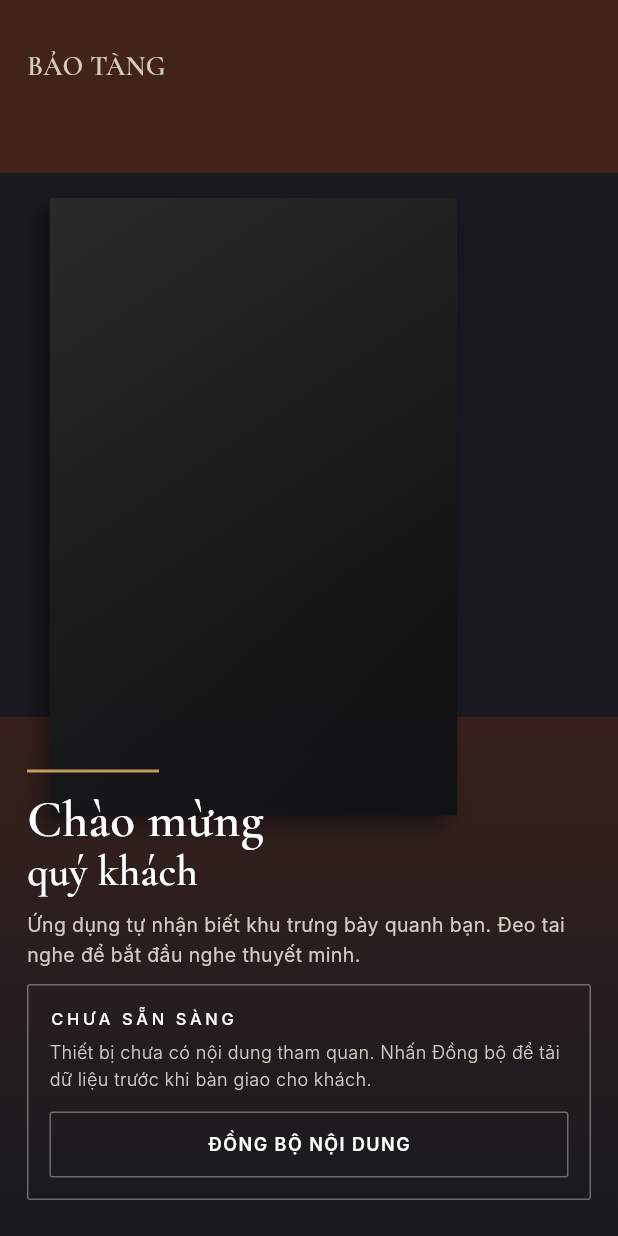
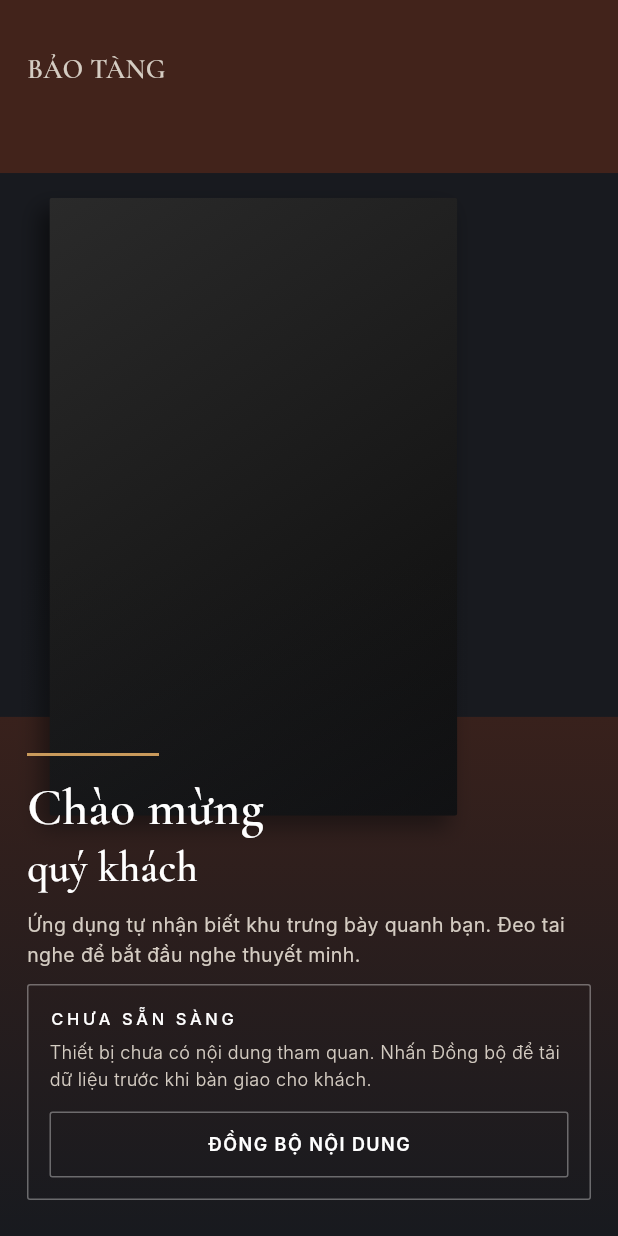
Before and after one commit to vamamurin/beacon-client, a Flutter app: the screen it shows after launch, on a phone screen of 412 x 824 dp. Run offline on Flutter 3.47's test engine with Material 3 defaults, Android fonts, the phone set to English and light mode, and no system bars; our stand-ins replace battery_plus, flutter_blue_plus, just_audio, permission_handler, shared_preferences; missing offline and left inert: audio_session; Roboto replaces fonts that are missing (Inter); statements that could not run were skipped.

Commit message:
refactor(theme): standardize 4dp grid, fix typography metrics, and refine system tokens
- Enforce a strict 4dp layout grid in \`AppSpace\` to ensure spatial rhythm across all screens.
- Adjust the \`height\` multiplier for the 'Cormorant' serif font to prevent the clipping of Vietnamese diacritics and descending characters.
- Rename the \`sectionBand\` token to \`heroDissolve\` to accurately reflect its new structural role as a gradient fade.
- Flatten the \`_heroVeil\` gradient base to a constant 70% opacity, eliminating the 100% solid black banding artifact caused by outdated percentage stops on larger screens.

```diff
--- a/lib/presentation/theme/app_text.dart
+++ b/lib/presentation/theme/app_text.dart
@@ -25,40 +25,67 @@
 // tương đương logical px trên điện thoại cầm cách mắt 30cm. Ngưỡng khuyến nghị
 // cho chữ phụ là ~12sp, và khách bảo tàng có tỉ trọng người lớn tuổi cao.
 //
-// `height` của các tiêu đề serif cũng đã nới (1.02 -> 1.10). Ở textScaler 1.3x,
-// Playfair 28px với height 1.02 cắt mất phần trên của dấu tiếng Việt (ấ, ầ, ế).
-// Đây là bug thật, chỉ thấy khi bật cỡ chữ lớn của hệ thống.
+// `height` của các tiêu đề serif đã nới HAI LẦN, và lần thứ hai xoá kết luận
+// của lần thứ nhất:
+//   • lần 1 (thời Playfair): 1.02 -> 1.10. Ở textScaler 1.3x, Playfair 28px
+//     với height 1.02 cắt mất phần trên của dấu tiếng Việt (ấ, ầ, ế).
+//   • lần 2 (sau khi đổi sang Cormorant): 1.10–1.15 -> 1.28–1.32. Con số của
+//     lần 1 chết cùng Playfair — xem doc của AppFonts ngay dưới.
+// Cả hai đều là bug thật, chỉ lộ khi bật cỡ chữ lớn của hệ thống.
 
 import 'package:flutter/material.dart';
 
+/// ⚠ FONT SERIF ĐÃ ĐỔI PLAYFAIR DISPLAY -> CORMORANT GARAMOND. Mọi comment
+/// trong file này từng nhắc "Playfair" đều đã được sửa — nhưng quan trọng hơn
+/// cái tên: TOÀN BỘ các con số fontSize/height dưới đây được ĐO trên Playfair,
+/// nên kết luận của chúng không tự động còn đúng.
+///
+/// Hai font khác nhau ở đúng chỗ giết ta:
+///   • x-height: Playfair rất cao, Cormorant rất thấp ⇒ cùng fontSize thì
+///     Cormorant TRÔNG nhỏ hơn hẳn. (đã giết `stopName: 15`)
+///   • extenders: Cormorant có ascender/descender dài kiểu Garamond ⇒ natural
+///     line height lớn hơn Playfair ⇒ mọi `height` cũ đều quá chật.
+///     (đã giết `height: 1.10–1.15` ở mọi style serif)
+///
+/// Bài học: đổi font KHÔNG phải đổi một dòng string. Nó vô hiệu hoá mọi con số
+/// đã tinh chỉnh quanh font cũ. Lần sau đổi font, soát lại cả file này.
 abstract final class AppFonts {
   static const String serif = 'CormorantGaramond';
   static const String sans = 'Inter';
 }
 
 abstract final class AppText {
-  // ── serif titles (Playfair Display) ──────────────────────────────────────
+  // ── serif titles (Cormorant Garamond) ────────────────────────────────────
+  //
+  // MỌI `height` DƯỚI ĐÂY VỪA ĐƯỢC NÂNG 1.10–1.15 -> 1.28–1.32.
+  //
+  // Vì sao: các giá trị cũ được đo trên Playfair Display. Cormorant Garamond
+  // có extenders dài hơn, và tiếng Việt là trường hợp xấu nhất của chữ Latin —
+  // dấu CHỒNG trên dấu (Ầ, Ế, Ộ, Ẫ) vượt lên trên cả cap-height. Chữ HOA có
+  // dấu (`museumName` -> "BẢO TÀNG") là tệ nhất, nên nó được 1.32.
+  //
+  // RỦI RO THẬT KHÔNG PHẢI LÀ "CẮT CHỮ": Flutter không clip, nó để glyph tràn
+  // khỏi line box. Hai hậu quả thật:
+  //   1. CHỒNG CHỮ ở khối "Chào mừng / quý khách" — hai Text xếp cách nhau 0.
+  //      Đuôi `g` của "mừng" và dấu sắc của `ý` trong "quý" đang lao vào nhau.
+  //   2. KHE QUANG HỌC SAI: nếu line box không chứa nổi glyph, dấu mũ chọc lên
+  //      trên nó ⇒ khe 12dp dưới vạch accent TRÔNG hẹp hơn 12. Mọi công căn
+  //      lưới ở gate_screen được đo trên một hộp chữ nói dối.
+  //
+  // ⚠ ĐÁNH ĐỔI PHẢI NHÌN BẰNG MẮT: nâng height làm khối "Chào mừng / quý
+  // khách" GIÃN RA ~5dp. Khối đó tight vì leading đang KHÔNG an toàn — không
+  // thể vừa tight vừa an toàn từ cùng một con số. Nhìn rồi chọn; nếu vẫn muốn
+  // tight, cách duy nhất là gộp hai dòng vào MỘT Text hai style (TextSpan) và
+  // chỉnh height ở span, đừng hạ height về mức chật.
 
   /// Hero title của KHU TRƯNG BÀY (màn 3 — người dùng duy nhất còn lại sau
   /// khi Gate chuyển sang [welcomeTitle]). 32 vì hero giờ cao 80% màn hình,
   /// và tên khu thường ngắn hơn tên hiện vật. height nới từ 1.02 để dấu tiếng
   /// Việt không bị cắt khi hệ thống phóng chữ.
-  // static const TextStyle heroTitle = TextStyle(
-  //   fontFamily: AppFonts.serif,
-  //   fontWeight: FontWeight.w600,
-  //   fontSize: 32,
-  //   height: 1.12,
-  // );
 
   /// Tiêu đề màn chào (Gate) — CỐ Ý tách khỏi [heroTitle]: Gate là màn duy
   /// nhất có ~55% không gian trống nên chịu được cỡ 34; màn 3 dùng [heroTitle]
   /// 28 trên hero 250px thì không. Đổi cỡ ở đây không được ảnh hưởng màn 3.
-  // static const TextStyle welcomeTitle = TextStyle(
-  //   fontFamily: AppFonts.serif,
-  //   fontWeight: FontWeight.w600,
-  //   fontSize: 34,
-  //   height: 1.12,
-  // );
 
   /// Welcome / hero title. height nới từ 1.02 để dấu tiếng Việt không bị cắt
   /// khi hệ thống phóng chữ.
@@ -66,7 +93,7 @@ abstract final class AppText {
     fontFamily: AppFonts.serif,
     fontWeight: FontWeight.w600,
     fontSize: 28,
-    height: 1.10,
+    height: 1.28,
   );
 
   /// Tiêu đề màn chào (Gate) — CỐ Ý tách khỏi [heroTitle]: Gate là màn duy
@@ -76,21 +103,21 @@ abstract final class AppText {
     fontFamily: AppFonts.serif,
     fontWeight: FontWeight.w600,
     fontSize: 34,
-    height: 1.12,
+    height: 1.28,
   );
 
   static const TextStyle museumName = TextStyle(
     fontFamily: AppFonts.serif,
     fontWeight: FontWeight.w600,
     fontSize: 18,
-    height: 1.12,
+    height: 1.32,
   );
 
   static const TextStyle welcomeSubTitle = TextStyle(
     fontFamily: AppFonts.serif,
     fontWeight: FontWeight.w600,
     fontSize: 28,
-    height: 1.12,
+    height: 1.28,
   );
 
   /// Zone card title.
@@ -98,7 +125,7 @@ abstract final class AppText {
     fontFamily: AppFonts.serif,
     fontWeight: FontWeight.w600,
     fontSize: 20,
-    height: 1.15,
+    height: 1.30,
   );
 
   /// Sheet title ("Khu vực của bạn").
@@ -106,7 +133,7 @@ abstract final class AppText {
     fontFamily: AppFonts.serif,
     fontWeight: FontWeight.w600,
     fontSize: 26,
-    height: 1.15,
+    height: 1.28,
   );
 
   /// Player exhibit name.
@@ -114,24 +141,33 @@ abstract final class AppText {
     fontFamily: AppFonts.serif,
     fontWeight: FontWeight.w600,
     fontSize: 26,
-    height: 1.12,
+    height: 1.28,
   );
 
   /// Exhibit-list row name.
+  /// Tên hiện vật trên hàng danh sách (màn 3).
+  ///
+  /// 15 -> 18: ĐÂY LÀ SÀN CỦA FONT, KHÔNG PHẢI SỞ THÍCH. Cormorant Garamond
+  /// là một Garamond hiển thị: x-height rất thấp, nét rất mảnh, dựng cho cỡ
+  /// >= 20. Ở 15px nó thôi là chữ đọc được và thành hoa văn — và đối tượng
+  /// của app này lệch về khách lớn tuổi, đúng nhóm chịu thiệt nhất.
+  ///
+  /// 15 KHÔNG SAI KHI NÓ ĐƯỢC VIẾT RA — nó được đo trên Playfair Display
+  /// (x-height cao, nét dày). Nó chết trong lần đổi font sang Cormorant mà
+  /// không ai soát lại. Cùng con bug với `height: 1.12` bên dưới.
+  ///
+  /// Nếu buộc phải giữ 15 (hàng quá cao): PHẢI đổi sang AppFonts.sans w500.
+  /// Không có phương án thứ ba — serif 15 ở font này là không đọc được.
+  ///
+  /// Hệ quả bố cục: hàng cao thêm ~6dp khi tên xuống 2 dòng. Chấp nhận —
+  /// thumb 56 vẫn là mỏ neo, và tên hiện vật LÀ nội dung của hàng.
   static const TextStyle stopName = TextStyle(
     fontFamily: AppFonts.serif,
     fontWeight: FontWeight.w600,
-    fontSize: 15,
-    height: 1.2,
+    fontSize: 18,
+    height: 1.30,
   );
 
-  /// Museum wordmark. height 0.92 -> 1.0: dưới 1.0 là ascender bị xén.
-  static const TextStyle wordmark = TextStyle(
-    fontFamily: AppFonts.serif,
-    fontWeight: FontWeight.w700,
-    fontSize: 30,
-    height: 1.0,
-  );
 
   // ── sans body (Inter) ────────────────────────────────────────────────────
 
--- a/lib/presentation/theme/museum_tokens.dart
+++ b/lib/presentation/theme/museum_tokens.dart
@@ -2,6 +2,13 @@
 //
 // Design tokens, instance-based. Thay cho `static const` trong AppColors, vốn
 // không thể mang hai giá trị cùng lúc.
+//
+//
+// ⚠ MỌI CON SỐ TRONG FILE NÀY ĐƯỢC ĐO TRONG MỘT NGỮ CẢNH CỤ THỂ.
+// Đổi ngữ cảnh (cỡ hero, font, tỷ lệ khung) là VÔ HIỆU HOÁ con số, không
+// phải chỉ làm nó lệch đi một chút. Đã dính ba lần: hero 250px→80% (veil
+// đen đặc), Playfair→Cormorant (height + stopName), 0.56→0.66 (decodeWidth).
+// Nếu bạn đang đổi một hằng số hình học: grep xem con số nào được đo QUANH nó.
 //
 // ═══════════════════════════════════════════════════════════════════════════
 // HAI HỌ TOKEN — đọc kỹ trước khi thêm field mới
@@ -96,7 +103,7 @@ class MuseumTokens extends ThemeExtension<MuseumTokens> {
     // ── điểm nhấn ──
     required this.accent,
     required this.accentInk,
-    required this.sectionBand,
+    required this.heroDissolve,
 
     // ── nền màn chào ──
     required this.welcomeBackdrop,
@@ -213,7 +220,7 @@ class MuseumTokens extends ThemeExtension<MuseumTokens> {
   /// highContrast trong suốt: preset đó phẳng tuyệt đối, và dải chỉ là seam
   /// trang trí — mất nó không mất thông tin nào (cùng lý lẽ với [frameShadow]
   /// và band ở Gate).
-  final Color sectionBand;
+  final Color heroDissolve;
 
   // ── nền màn chào ─────────────────────────────────────────────────────────
 
@@ -313,7 +320,7 @@ class MuseumTokens extends ThemeExtension<MuseumTokens> {
 
     accent: Color(0xFFC99A5B),
     accentInk: Color(0xFF201509),
-    sectionBand: Color(0xFF42231B), // cùng tông band Gate
+    heroDissolve: Color(0xFF151312),
 
     welcomeBackdrop: Color(0xFF181A1F),
     welcomeAmbient: Color(0xB3181A1F), // ~70% — tường tranh tối, ảnh nổi
@@ -358,7 +365,7 @@ class MuseumTokens extends ThemeExtension<MuseumTokens> {
 
     accent: Color(0xFFC99A5B),
     accentInk: Color(0xFF201509),
-    sectionBand: Color(0xFFD9D0C3), // cùng tông band Gate (taupe)
+    heroDissolve: Color(0xFFF6F3EE), // cùng tông band Gate (taupe)
 
     // Giấy ấm — cùng độ chói với surface #F7F7F5 nhưng ngả đất,
     // để hai khung ảnh nổi như tranh treo tường sáng.
@@ -403,7 +410,7 @@ class MuseumTokens extends ThemeExtension<MuseumTokens> {
 
     accent: Color(0xFFE3B87E),
     accentInk: Color(0xFF000000), // tương phản trước, sắc thái sau
-    sectionBand: Color(0x00000000), // phẳng tuyệt đối
+    heroDissolve: Color(0x00000000), // phẳng tuyệt đối
 
     // Đen tuyệt đối = surface của preset: tương phản trước, sắc thái sau.
     welcomeBackdrop: Color(0xFF000000),
@@ -441,8 +448,8 @@ class MuseumTokens extends ThemeExtension<MuseumTokens> {
   static const LinearGradient _heroVeil = LinearGradient(
     begin: Alignment.bottomCenter,
     end: Alignment.topCenter,
-    colors: [Color(0xFF000000), Color(0x26000000)],
-    stops: [0.04, 0.60],
+    colors: [Color(0xB3000000), Color(0x26000000)],
+    stops: [0.42, 0.74],
   );
 
   // ── biến thể đậm cho highContrast ─────────────────────────────────────────
@@ -474,10 +481,9 @@ class MuseumTokens extends ThemeExtension<MuseumTokens> {
   static const LinearGradient _heroVeilStrong = LinearGradient(
     begin: Alignment.bottomCenter,
     end: Alignment.topCenter,
-    colors: [Color(0xFF000000), Color(0x80000000)],
-    stops: [0.04, 0.60],
+    colors: [Color(0xD9000000), Color(0x80000000)],
+    stops: [0.42, 0.74],
   );
-
   // ═════════════════════════════════════════════════════════════════════════
   // ThemeExtension
   // ═════════════════════════════════════════════════════════════════════════
@@ -536,7 +542,7 @@ class MuseumTokens extends ThemeExtension<MuseumTokens> {
       heroVeil: heroVeil ?? this.heroVeil,
       accent: accent ?? this.accent,
       accentInk: accentInk ?? this.accentInk,
-      sectionBand: sectionBand ?? this.sectionBand,
+      heroDissolve: sectionBand ?? this.heroDissolve,
       welcomeBackdrop: welcomeBackdrop ?? this.welcomeBackdrop,
       welcomeAmbient: welcomeAmbient ?? this.welcomeAmbient,
       welcomeBandLower: welcomeBandLower ?? this.welcomeBandLower,
@@ -572,7 +578,7 @@ class MuseumTokens extends ThemeExtension<MuseumTokens> {
       heroVeil: LinearGradient.lerp(heroVeil, other.heroVeil, t)!,
       accent: Color.lerp(accent, other.accent, t)!,
       accentInk: Color.lerp(accentInk, other.accentInk, t)!,
-      sectionBand: Color.lerp(sectionBand, other.sectionBand, t)!,
+      heroDissolve: Color.lerp(heroDissolve, other.heroDissolve, t)!,
       welcomeBackdrop: Color.lerp(welcomeBackdrop, other.welcomeBackdrop, t)!,
       welcomeAmbient: Color.lerp(welcomeAmbient, other.welcomeAmbient, t)!,
       welcomeBandLower:
```
Also changed, not shown: lib/presentation/theme/app_space.dart (added, +172 -0 lines).
